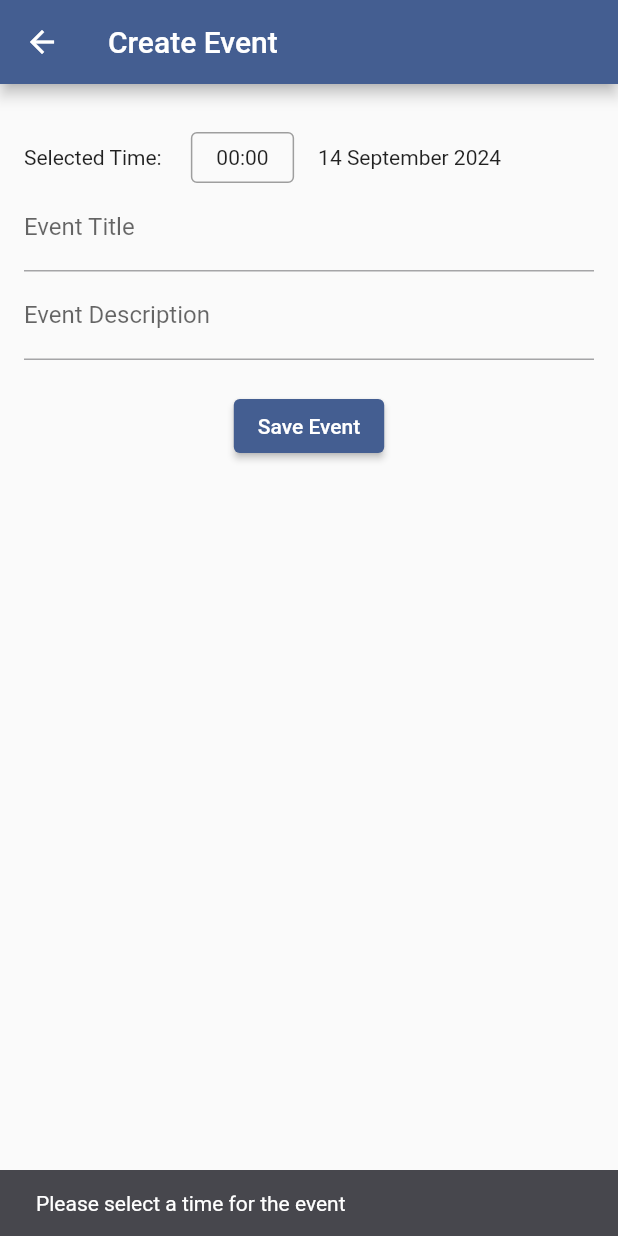
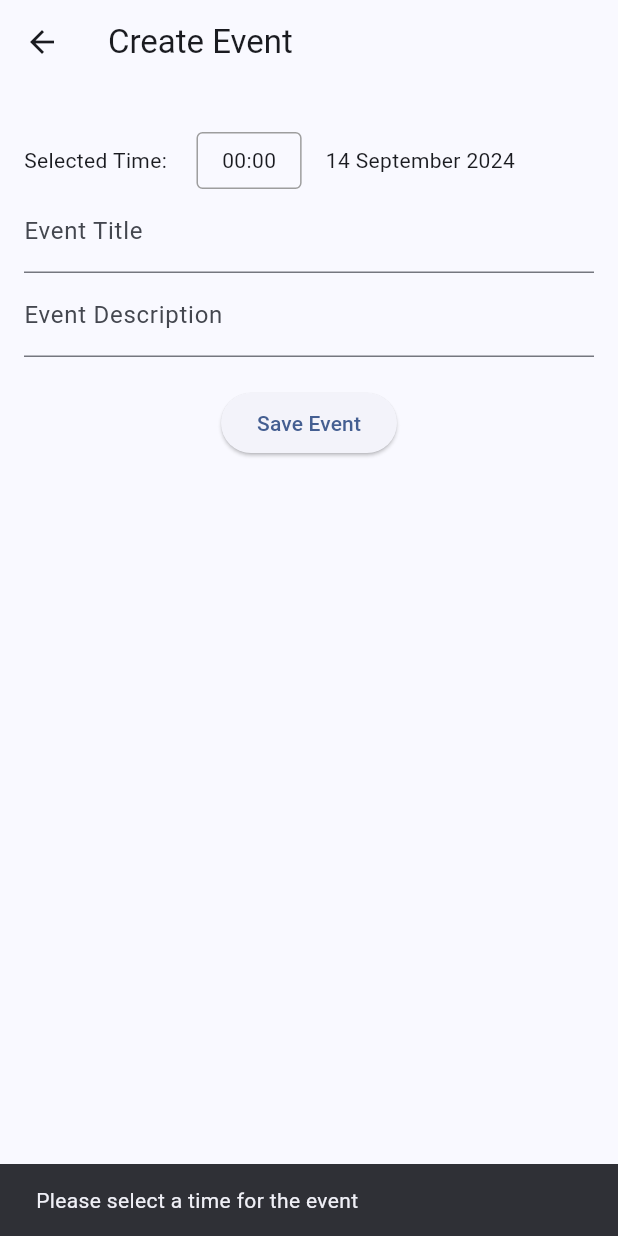
Before and after one commit to jadhavrupesh/event_creation_app, a Flutter app: the CreateEventScreen screen opened directly with empty values, after a tap on "Save Event", on a phone screen of 412 x 824 dp. Run offline on Flutter 3.47's test engine with Material 3 defaults, Android fonts, the light colour scheme and no system bars; our stand-ins replace freezed_annotation.

Commit message:
update event.

```diff
--- a/lib/main.dart
+++ b/lib/main.dart
@@ -19,7 +19,7 @@ class MyApp extends StatelessWidget {
             primarySwatch: Colors.blue,
             colorScheme: ColorScheme.fromSeed(seedColor: Colors.blueAccent),
             brightness: Brightness.light,
-            useMaterial3: false),
+            useMaterial3: true),
         home: const EventListView(),
       ),
     );
--- a/lib/ui/create_event/create_event_screen.dart
+++ b/lib/ui/create_event/create_event_screen.dart
@@ -1,3 +1,4 @@
+import 'package:event_creation_app/data/event_model.dart';
 import 'package:flutter/material.dart';
 import 'package:provider/provider.dart';
 import '../../provider/event_provider.dart';
@@ -5,8 +6,9 @@ import 'package:intl/intl.dart';
 
 class CreateEventScreen extends StatefulWidget {
   final DateTime selectedDate;
+  final EventModel? savedEvent;
 
-  CreateEventScreen({required this.selectedDate});
+  CreateEventScreen({required this.selectedDate, this.savedEvent});
 
   @override
   _CreateEventScreenState createState() => _CreateEventScreenState();
@@ -19,14 +21,23 @@ class _CreateEventScreenState extends State<CreateEventScreen> {
 
   @override
   Widget build(BuildContext context) {
-    print("Data is Saved and selectedDate = ${widget.selectedDate}");
+    var oldData = (widget.savedEvent != null) ? widget.savedEvent : null;
+    if (oldData != null) {
+      selectedTime = TimeOfDay(
+          hour: oldData.selectedDate.hour, minute: oldData.selectedDate.minute);
+      nameController.text = oldData.eventName;
+      descriptionController.text = oldData.eventDescription;
+    }
 
     return Consumer<EventProvider>(
       builder: (BuildContext context, EventProvider viewModel, Widget? child) {
         DateTime dateTime = DateTime.parse(widget.selectedDate.toString());
         String formattedDate = DateFormat('d MMMM yyyy').format(dateTime);
         return Scaffold(
-          appBar: AppBar(title: const Text('Create Event')),
+          appBar: AppBar(
+              title: oldData != null
+                  ? const Text('Update Event')
+                  : const Text('Create Event')),
           body: Padding(
             padding: const EdgeInsets.all(16.0),
             child: Column(
@@ -81,7 +92,7 @@ class _CreateEventScreenState extends State<CreateEventScreen> {
                   minLines: 1,
                   maxLines: 10,
                   decoration:
-                  const InputDecoration(labelText: 'Event Description'),
+                      const InputDecoration(labelText: 'Event Description'),
                 ),
 
                 const SizedBox(height: 20),
@@ -91,7 +102,6 @@ class _CreateEventScreenState extends State<CreateEventScreen> {
                   onPressed: () {
                     final eventName = nameController.text;
                     final eventDescription = descriptionController.text;
-
                     if (selectedTime != null) {
                       final DateTime eventDateTime = DateTime(
                         widget.selectedDate.year,
@@ -101,13 +111,21 @@ class _CreateEventScreenState extends State<CreateEventScreen> {
                         selectedTime!.minute,
                       );
 
-                      Provider.of<EventProvider>(context, listen: false).setEvent(eventName, eventDescription, eventDateTime);
+                      if (oldData != null) {
+                        Provider.of<EventProvider>(context, listen: false)
+                            .updateEvent(oldData, eventName, eventDescription,
+                                eventDateTime);
+                      } else {
+                        Provider.of<EventProvider>(context, listen: false)
+                            .setEvent(
+                                eventName, eventDescription, eventDateTime);
+                      }
                       Navigator.pop(context);
                     } else {
                       ScaffoldMessenger.of(context).showSnackBar(
                         const SnackBar(
                             content:
-                            Text('Please select a time for the event')),
+                                Text('Please select a time for the event')),
                       );
                     }
                   },
--- a/lib/ui/event_list/event_list_view.dart
+++ b/lib/ui/event_list/event_list_view.dart
@@ -109,12 +109,11 @@ class _EventListViewState extends State<EventListView> {
           child: GestureDetector(
             onTap: () {
               final selectedDate = DateTime(year, month + 1, day);
-              print("Data is Saved and selectedDate = $selectedDate");
               Navigator.push(
                 context,
                 MaterialPageRoute(
-                  builder: (context) =>
-                      CreateEventScreen(selectedDate: selectedDate),
+                  builder: (context) => CreateEventScreen(
+                      selectedDate: selectedDate, savedEvent: savedEvent),
                 ),
               );
             },
```
Also changed, not shown: lib/provider/event_provider.dart (+14 -4 lines).
